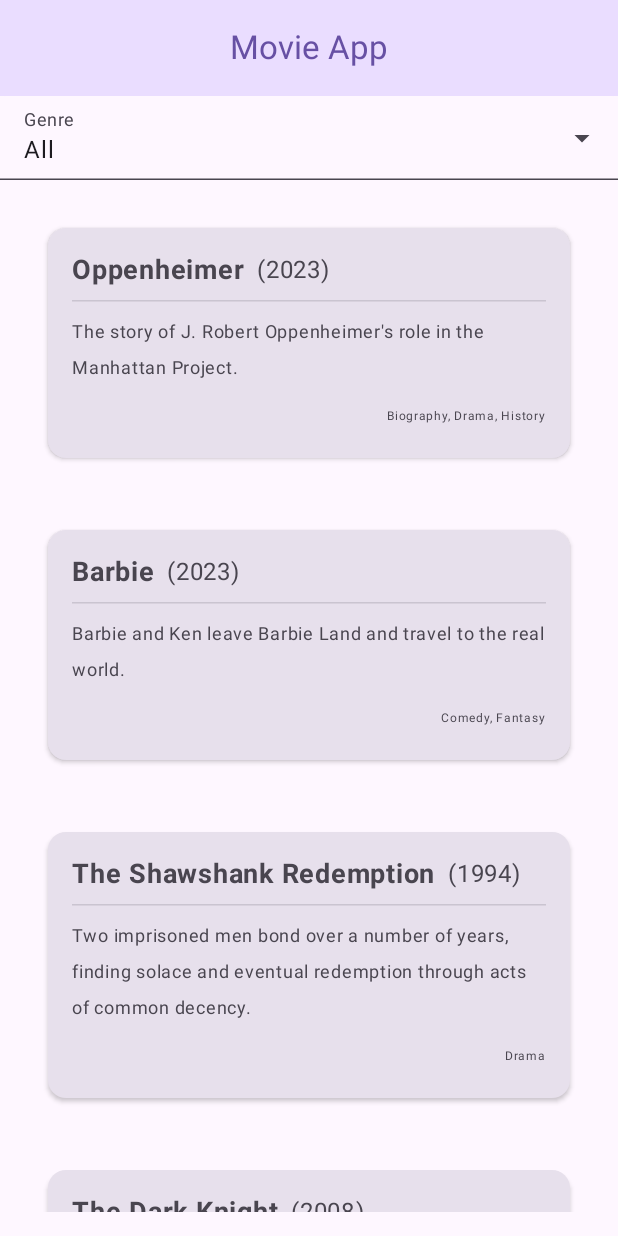
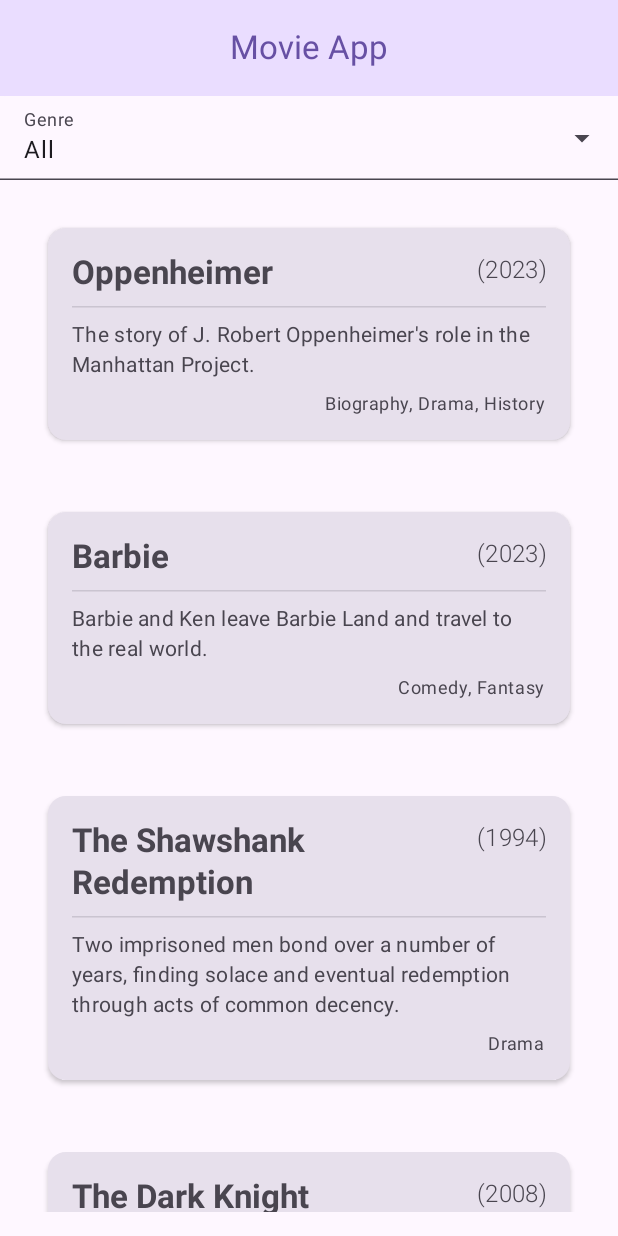
Before and after one commit to abunur/FlickFinder, an Android app built with Jetpack Compose: the screen it shows after launch (MainActivity), on a phone screen of 412 x 824 dp. Run offline under Robolectric (Android 15) with nearby library versions, the phone set to English and light mode, and no system bars.

Commit message:
tweak for long movie titles
when the movie title is very long, wrap the title and keep the year on the top right

```diff
--- a/app/src/main/java/com/anaara/movieexplorer/MainActivity.kt
+++ b/app/src/main/java/com/anaara/movieexplorer/MainActivity.kt
@@ -42,7 +42,31 @@ val movies = listOf(
     ImdbMovie("Barbie", 2023, "Barbie and Ken leave Barbie Land and travel to the real world.", listOf("Comedy", "Fantasy")),
     ImdbMovie("The Shawshank Redemption", 1994, "Two imprisoned men bond over a number of years, finding solace and eventual redemption through acts of common decency.", listOf("Drama")),
     ImdbMovie("The Dark Knight", 2008, "When the Joker wreaks havoc and chaos on the people of Gotham, Batman must accept one of the greatest psychological tests of his ability to fight injustice.", listOf("Action", "Crime", "Drama")),
-)
+    ImdbMovie(
+        "The Lord of the Rings: The Return of the King",
+        2003,
+        "Gandalf and Aragorn lead the World of Men against Sauron's army to draw his gaze from Frodo and Sam as they approach Mount Doom with the One Ring.",
+        listOf("Action", "Adventure", "Drama")
+    ),
+    ImdbMovie(
+        "The Marvels",
+        2023,
+        "Carol Danvers, aka Captain Marvel, has reclaimed her identity from the tyrannical Kree and taken revenge on the Supreme Intelligence. But unintended consequences see Carol shouldering the burden of a destabilized universe.",
+        listOf("Action", "Adventure", "Fantasy")
+    ),
+    ImdbMovie(
+        "Spider-Man: Across the Spider-Verse",
+        2023,
+        "Miles Morales catapults across the Multiverse, where he encounters a team of Spider-People charged with protecting its very existence. When the heroes clash on how to handle a new threat, Miles must redefine what it means to be a hero.",
+        listOf("Animation", "Action", "Adventure")
+    ),
+    ImdbMovie(
+        "Guardians of the Galaxy Vol. 3",
+        2023,
+        "Still reeling from the loss of Gamora, Peter Quill rallies his team to defend the universe and one of their own - a mission that could mean the end of the Guardians if not successful.",
+        listOf("Action", "Adventure", "Comedy")
+    )
+    )
 
 
 class MainActivity : ComponentActivity() {
--- a/app/src/main/java/com/anaara/movieexplorer/components/MovieCard.kt
+++ b/app/src/main/java/com/anaara/movieexplorer/components/MovieCard.kt
@@ -7,6 +7,7 @@ import androidx.compose.foundation.layout.Spacer
 import androidx.compose.foundation.layout.fillMaxWidth
 import androidx.compose.foundation.layout.padding
 import androidx.compose.foundation.layout.width
+import androidx.compose.foundation.layout.wrapContentHeight
 import androidx.compose.material3.CardDefaults
 import androidx.compose.material3.ElevatedCard
 import androidx.compose.material3.HorizontalDivider
@@ -16,6 +17,7 @@ import androidx.compose.runtime.Composable
 import androidx.compose.ui.Alignment
 import androidx.compose.ui.Modifier
 import androidx.compose.ui.text.font.FontWeight
+import androidx.compose.ui.text.style.TextAlign
 import androidx.compose.ui.tooling.preview.Preview
 import androidx.compose.ui.unit.dp
 import androidx.compose.ui.unit.sp
@@ -42,19 +44,26 @@ fun MovieCard(
             modifier = Modifier
                 .padding(16.dp)
         ) {
+            // Movie Title and Year
             Row (
-                verticalAlignment = Alignment.CenterVertically,
+                modifier = Modifier.fillMaxWidth().wrapContentHeight()
             ) {
+                Column(modifier = Modifier.weight(1f)) {
                     Text(
                         text = title,
+                        style = MaterialTheme.typography.titleLarge,
                         fontWeight = FontWeight.Bold,
-                    fontSize = 18.sp
+                        textAlign = TextAlign.Start
                     )
-                Spacer(modifier = Modifier.width(8.dp))
+                }
+                Column {
                     Text(
                         text = "($year)",
-                    fontSize = 16.sp
+                        style = MaterialTheme.typography.titleMedium,
+                        fontWeight = FontWeight.Light,
+                        textAlign = TextAlign.End
                     )
+                }
             }
             HorizontalDivider(
                 modifier = Modifier
@@ -62,13 +71,13 @@ fun MovieCard(
             )
             Text(
                 text = overview,
-                fontSize = 12.sp,
+                style = MaterialTheme.typography.bodyMedium,
                 modifier = Modifier.padding(bottom = 8.dp)
             )
             Row(modifier = Modifier.align(Alignment.End)) {
                 Text(
                     text = genres.joinToString(", "),
-                    fontSize = 8.sp
+                    style = MaterialTheme.typography.bodySmall
                 )
             }
         }
@@ -96,3 +105,14 @@ fun MovieCardPreviewDark() {
         genres = listOf("Biography", "Drama", "History")
     )
 }
+
+@Preview(name = "Long Title")
+@Composable
+fun MovieCardPreviewLongTitle() {
+    MovieCard(
+        title = "The Lord of the Rings: The Return of the King",
+        year = 2003,
+        overview = "Gandalf and Aragorn lead the World of Men against Sauron's army to draw his gaze from Frodo and Sam as they approach Mount Doom with the One Ring.",
+        genres = listOf("Action", "Adventure", "Drama")
+    )
+}
```
Lines whose indentation alone changed are shown as unchanged.
